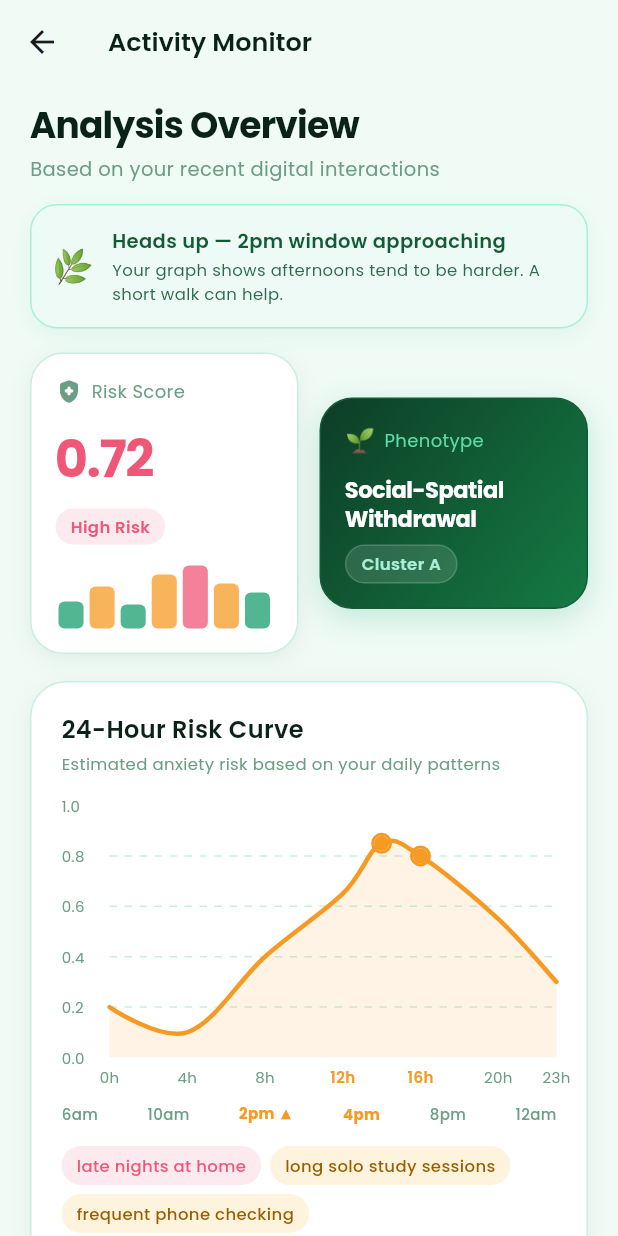
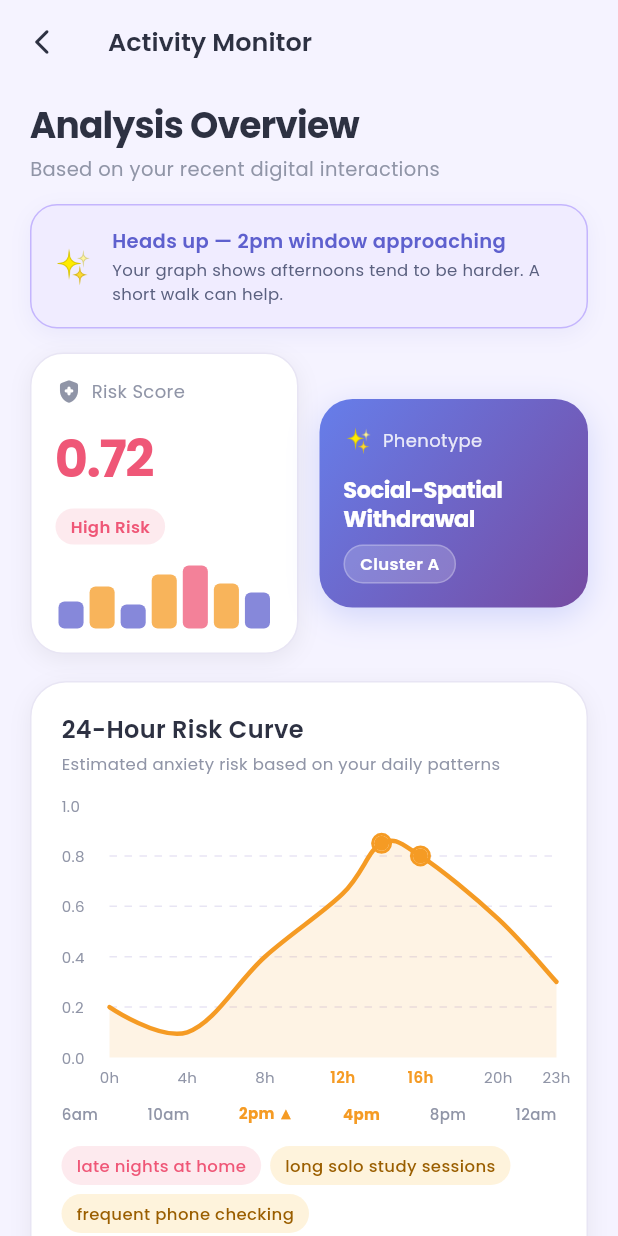
Before and after one commit to DewduSendanayake/anxiety_mobile_app, a Flutter app: the DigitalPhenotypingPage screen opened directly, on a phone screen of 412 x 824 dp. Run offline on Flutter 3.47's test engine with Material 3 defaults, Android fonts, the phone set to English and light mode, and no system bars; drawn by our look-alikes of fl_chart; our stand-ins replace battery_plus, connectivity_plus, flutter_blue_plus, flutter_local_notifications, geolocator, google_fonts and 4 more; missing offline and left inert: app_settings, call_log, flutter_background_service, flutter_sms_inbox, screen_state, usage_stats; accounts and stored records are empty.

Commit message:
Refresh phenotyping page with lavender theme
Reworked the digital phenotyping page color tokens from green to a lavender/purple palette to match AppTheme, including updated text, borders, risk low color, and accent usage. Updated key UI elements (nudge banner and phenotype card) with the new styling, icon tweaks, and modernized alpha handling via `withValues(...)`. Also added a conditional custom back button in the AppBar when the page can pop.

```diff
--- a/lib/pages/digital_phenotyping_page.dart
+++ b/lib/pages/digital_phenotyping_page.dart
@@ -12,30 +12,43 @@ import 'package:usage_stats/usage_stats.dart';
 import 'package:flutter_sms_inbox/flutter_sms_inbox.dart';
 import '../services/rating_settings.dart';
 // ─────────────────────────────────────────────
-// COLOUR TOKENS — deep forest-green forward theme
+// COLOUR TOKENS — calming lavender/purple theme matching AppTheme
 // ─────────────────────────────────────────────
 class _C {
   // Backgrounds
-  static const scaffold   = Color(0xFFF0FBF6); // soft mint-green scaffold
+  static const scaffold   = Color(0xFFF5F3FF); // soft lavender-tinted scaffold (same as Dashboard & Profile)
   static const cardBase   = Color(0xFFFFFFFF); // white cards
-  static const cardGlass  = Color(0xFF0D3D26); // dark forest green for cluster card
-  static const chip       = Color(0xFFEDFAF5); // green-tinted icon chip
+  static const cardGlass  = Color(0xFF5E60CE); // deep purple for cluster card
+  static const chip       = Color(0xFFF0ECFF); // lavender-tinted icon chip
 
-  // Green scale
-  static const g900 = Color(0xFF0A2218);
-  static const g800 = Color(0xFF0D3D26);
-  static const g700 = Color(0xFF115C35);
-  static const g600 = Color(0xFF157A44);
-  static const g500 = Color(0xFF1A9E6E); // main emerald accent
-  static const g400 = Color(0xFF22C78A); // bright teal-green
-  static const g300 = Color(0xFF5DDBA9);
-  static const g200 = Color(0xFFA8F0D5);
-  static const g100 = Color(0xFFD6FAF0);
-  static const g50  = Color(0xFFEDFAF5);
+  // Purple / Lavender scale
+  static const p900 = Color(0xFF1E1B4B);
+  static const p800 = Color(0xFF2E1065);
+  static const p700 = Color(0xFF3B0764);
+  static const p600 = Color(0xFF4C1D95);
+  static const p500 = Color(0xFF5E60CE); // main primary deep purple (AppTheme.kPrimaryDeep)
+  static const p400 = Color(0xFF7C5CBF); // vibrant lavender purple
+  static const p300 = Color(0xFF9B7FD4); // soft purple
+  static const p200 = Color(0xFFC4B5FD); // light lavender
+  static const p100 = Color(0xFFF0ECFF); // soft lavender fill
+  static const p50  = Color(0xFFF5F3FF); // light background
+
+  // Compatibility scale aliases
+  static const g900 = p900;
+  static const g800 = p800;
+  static const g700 = p700;
+  static const g600 = p600;
+  static const g500 = p500;
+  static const g400 = p400;
+  static const g300 = p300;
+  static const g200 = p200;
+  static const g100 = p100;
+  static const g50  = p50;
 
   // Accent palette
-  static const primary    = Color(0xFF1A9E6E); // emerald green (main)
-  static const teal       = Color(0xFF0DBF8A); // bright teal
+  static const primary    = Color(0xFF5E60CE); // deep purple (main)
+  static const lavender   = Color(0xFF7C5CBF); // soft lavender
+  static const teal       = Color(0xFF8B5CF6); // purple-accent for charts
   static const amber      = Color(0xFFF59B24); // warm amber (risk)
   static const amberLight = Color(0xFFFEF3DC); // amber fill
   static const rose       = Color(0xFFEF5777); // high risk red-rose
@@ -43,17 +56,17 @@ class _C {
   static const cyan       = Color(0xFF00B4D8); // mood line cyan
 
   // Text
-  static const textPrimary   = Color(0xFF0A2218); // deep forest
-  static const textSecondary = Color(0xFF2D6B4F); // muted green-slate
-  static const textMuted     = Color(0xFF6B9E85); // dim green-grey
+  static const textPrimary   = Color(0xFF2D3142); // deep slate (AppTheme.kTextDark)
+  static const textSecondary = Color(0xFF5A607F); // muted slate
+  static const textMuted     = Color(0xFF9095A7); // dim slate-grey (AppTheme.kTextLight)
 
   // Risk tier
   static const riskHigh = Color(0xFFEF5777);
   static const riskMid  = Color(0xFFF59B24);
-  static const riskLow  = Color(0xFF1A9E6E);
+  static const riskLow  = Color(0xFF5E60CE);
 
   // Border
-  static const border = Color(0xFFC8EFE0); // green-tinted border
+  static const border = Color(0xFFE8E5F4); // soft lavender-tinted border
 }
 
 // ─────────────────────────────────────────────
@@ -390,6 +403,14 @@ class _DigitalPhenotypingPageState extends State<DigitalPhenotypingPage> {
   AppBar _buildAppBar() => AppBar(
     backgroundColor: _C.scaffold,
     elevation: 0,
+    automaticallyImplyLeading: false,
+    leading: Navigator.canPop(context)
+        ? IconButton(
+            icon: const Icon(Icons.arrow_back_ios_new_rounded,
+                color: _C.textPrimary, size: 20),
+            onPressed: () => Navigator.pop(context),
+          )
+        : null,
     title: Text(
       'Activity Monitor',
       style: GoogleFonts.poppins(
@@ -420,15 +441,15 @@ class _DigitalPhenotypingPageState extends State<DigitalPhenotypingPage> {
   Widget _buildNudgeBanner() => Container(
     padding: const EdgeInsets.all(14),
     decoration: BoxDecoration(
-      color: _C.g50,
+      color: _C.p100,
       borderRadius: BorderRadius.circular(18),
-      border: Border.all(color: _C.g200),
-      boxShadow: [BoxShadow(color: _C.g500.withOpacity(0.08),
+      border: Border.all(color: _C.p200),
+      boxShadow: [BoxShadow(color: _C.primary.withValues(alpha: 0.08),
           blurRadius: 12, offset: const Offset(0, 4))],
     ),
     child: Row(
       children: [
-        const Text('🌿', style: TextStyle(fontSize: 22)),
+        const Text('✨', style: TextStyle(fontSize: 22)),
         const SizedBox(width: 12),
         Expanded(
           child: Column(
@@ -437,7 +458,7 @@ class _DigitalPhenotypingPageState extends State<DigitalPhenotypingPage> {
               Text('Heads up — 2pm window approaching',
                   style: GoogleFonts.poppins(
                       fontSize: 13, fontWeight: FontWeight.w600,
-                      color: _C.g700)),
+                      color: _C.primary)),
               const SizedBox(height: 2),
               Text('Your graph shows afternoons tend to be harder. A short walk can help.',
                   style: GoogleFonts.poppins(fontSize: 11, color: _C.textSecondary)),
@@ -559,22 +580,21 @@ class _DigitalPhenotypingPageState extends State<DigitalPhenotypingPage> {
         gradient: const LinearGradient(
           begin: Alignment.topLeft,
           end: Alignment.bottomRight,
-          colors: [Color(0xFF0D3D26), Color(0xFF115C35), Color(0xFF157A44)],
+          colors: [Color(0xFF667eea), Color(0xFF764ba2)],
         ),
         borderRadius: BorderRadius.circular(22),
-        border: Border.all(color: _C.g700),
         boxShadow: [BoxShadow(
-            color: _C.g500.withOpacity(0.22),
+            color: const Color(0xFF667eea).withValues(alpha: 0.25),
             blurRadius: 18, offset: const Offset(0, 6))],
       ),
       child: Column(
         crossAxisAlignment: CrossAxisAlignment.start,
         children: [
           Row(children: [
-            const Text('🌱', style: TextStyle(fontSize: 16)),
+            const Text('✨', style: TextStyle(fontSize: 16)),
             const SizedBox(width: 6),
             Text('Phenotype',
-                style: GoogleFonts.poppins(fontSize: 12, color: _C.g300)),
+                style: GoogleFonts.poppins(fontSize: 12, color: Colors.white.withValues(alpha: 0.85))),
           ]),
           const SizedBox(height: 12),
           Text(data['name']!,
@@ -585,13 +605,13 @@ class _DigitalPhenotypingPageState extends State<DigitalPhenotypingPage> {
           Container(
             padding: const EdgeInsets.symmetric(horizontal: 10, vertical: 4),
             decoration: BoxDecoration(
-              color: Colors.white.withOpacity(0.12),
+              color: Colors.white.withValues(alpha: 0.18),
               borderRadius: BorderRadius.circular(20),
-              border: Border.all(color: Colors.white.withOpacity(0.15)),
+              border: Border.all(color: Colors.white.withValues(alpha: 0.25)),
             ),
             child: Text(data['badge']!,
                 style: GoogleFonts.poppins(
-                    fontSize: 11, fontWeight: FontWeight.w600, color: _C.g200)),
+                    fontSize: 11, fontWeight: FontWeight.w600, color: Colors.white)),
           ),
         ],
       ),
```
